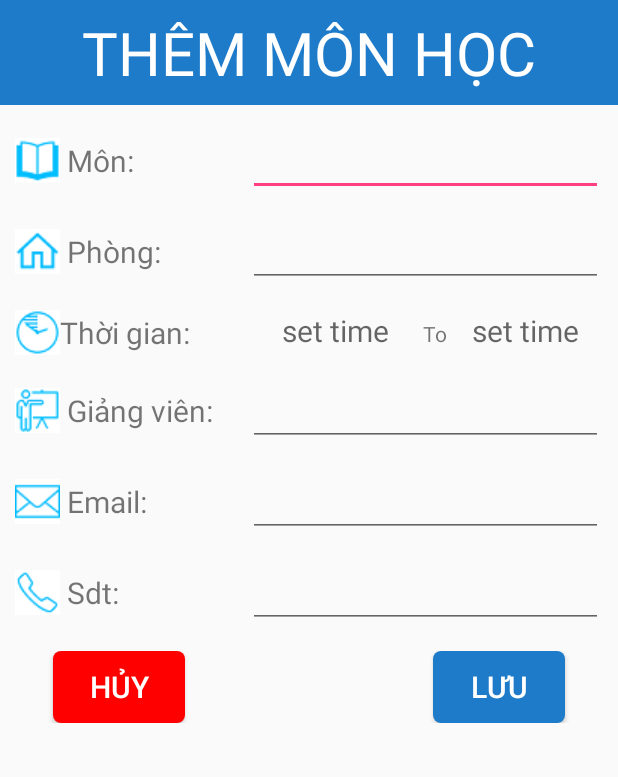
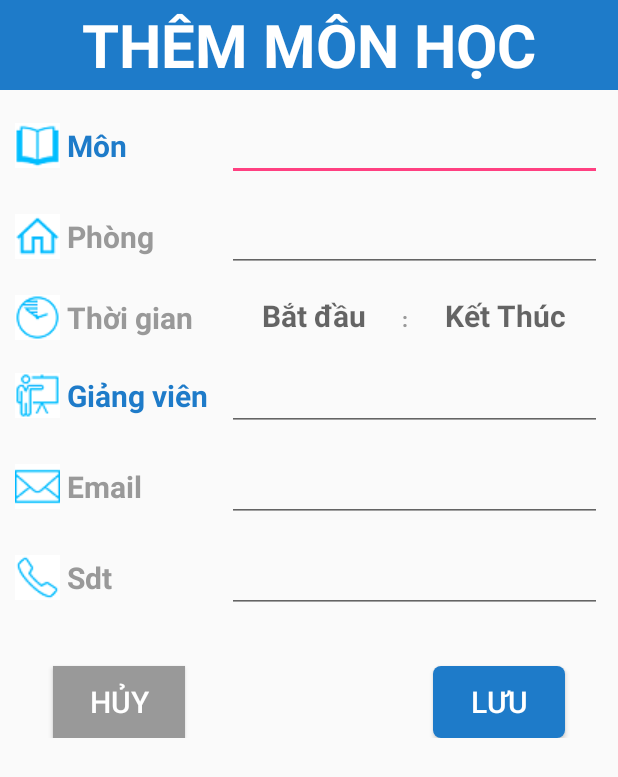
Before and after one commit to rocklee9/QuanLyThoiGianv2, an Android app: the AddActivity screen opened directly, with no data from a screen before it, on a phone screen of 412 x 824 dp. Shown: the top 777 px of the screen. Run offline under Robolectric (Android 15) with nearby library versions, the phone set to English and light mode, and no system bars.

Commit message:
-sua lai 1 chut addactivity

```diff
--- a/app/src/main/res/layout/activity_add.xml
+++ b/app/src/main/res/layout/activity_add.xml
@@ -7,12 +7,13 @@
     <TextView
         android:id="@+id/idTitle"
         android:layout_width="match_parent"
-        android:layout_height="70dp"
+        android:layout_height="60dp"
         android:background="#1e7bc9"
         android:gravity="center"
         android:text="THÊM MÔN HỌC"
+        android:textStyle="bold"
         android:textColor="#fff"
-        android:textSize="@dimen/text_size_title" />
+        android:textSize="40dp" />
 
     <TableLayout
         android:layout_width="match_parent"
@@ -29,9 +30,11 @@
             <TextView
                 android:layout_width="wrap_content"
                 android:layout_height="wrap_content"
-                android:text=" Môn:"
+                android:text=" Môn"
                 android:textSize="20sp"
                 android:gravity="center|start"
+                android:textStyle="bold"
+                android:textColor="@color/phuc_blue"
                 android:drawableLeft="@drawable/mon_hoc" />
 
             <EditText
@@ -49,9 +52,11 @@
             <TextView
                 android:layout_width="wrap_content"
                 android:layout_height="wrap_content"
-                android:text=" Phòng:"
+                android:text=" Phòng"
                 android:textSize="20sp"
                 android:gravity="center|left"
+                android:textStyle="bold"
+                android:textColor="#999999"
                 android:drawableLeft="@drawable/phong"/>
 
             <EditText
@@ -70,9 +75,11 @@
             <TextView
                 android:layout_width="wrap_content"
                 android:layout_height="wrap_content"
-                android:text="Thời gian:"
+                android:text=" Thời gian"
                 android:textSize="20sp"
                 android:gravity="center|left"
+                android:textColor="#999999"
+                android:textStyle="bold"
                 android:drawableLeft="@drawable/thoigian"/>
 
             <LinearLayout>
@@ -81,23 +88,30 @@
                     android:layout_width="wrap_content"
                     android:layout_height="wrap_content"
                     android:gravity="center"
-                    android:hint="set time"
+                    android:hint="Bắt đầu"
                     android:textSize="20sp"
-                    android:ems="5" />
+                    android:textStyle="bold"
+                    android:ems="5"
+                    android:textColor="#999999"/>
 
                 <TextView
                     android:id="@+id/textView4"
                     android:layout_width="wrap_content"
                     android:layout_height="wrap_content"
-                    android:text="To" />
+                    android:text=":"
+                    android:textStyle="bold"
+                    android:textColor="#999999"/>
 
                 <TextView
                     android:id="@+id/tvTime2"
                     android:layout_width="match_parent"
                     android:layout_height="wrap_content"
                     android:gravity="center"
-                    android:hint="set time"
-                    android:textSize="20sp"/>
+                    android:hint="Kết Thúc"
+                    android:textSize="20sp"
+                    android:textStyle="bold"
+                    android:textColor="#999999"
+                    android:ems="5"/>
             </LinearLayout>
 
         </TableRow>
@@ -110,10 +124,12 @@
             <TextView
                 android:layout_width="wrap_content"
                 android:layout_height="wrap_content"
-                android:text=" Giảng viên:"
+                android:text=" Giảng viên"
                 android:textSize="20sp"
                 android:gravity="center|left"
-                android:drawableLeft="@drawable/giang_vien"/>
+                android:drawableLeft="@drawable/giang_vien"
+                android:textStyle="bold"
+                android:textColor="@color/phuc_blue"/>
 
             <EditText
                 android:id="@+id/edtGV"
@@ -130,10 +146,12 @@
             <TextView
                 android:layout_width="wrap_content"
                 android:layout_height="wrap_content"
-                android:text=" Email:"
+                android:text=" Email"
                 android:textSize="20sp"
                 android:gravity="center|left"
-                android:drawableLeft="@drawable/email"/>
+                android:drawableLeft="@drawable/email"
+                android:textColor="#999999"
+                android:textStyle="bold"/>
 
             <EditText
                 android:id="@+id/edtEmail"
@@ -150,10 +168,12 @@
             <TextView
                 android:layout_width="wrap_content"
                 android:layout_height="wrap_content"
-                android:text=" Sdt:"
+                android:text=" Sdt"
                 android:textSize="20sp"
                 android:gravity="center|left"
-                android:drawableLeft="@drawable/sdt"/>
+                android:drawableLeft="@drawable/sdt"
+                android:textStyle="bold"
+                android:textColor="#999999"/>
 
             <EditText
                 android:id="@+id/edtSDT"
@@ -177,17 +197,19 @@
                 android:textSize="20sp"
                 android:layout_alignParentEnd="true"
                 android:layout_alignParentRight="true"
-                android:layout_marginRight="@dimen/edt_margin_right"/>
+                android:layout_marginRight="@dimen/edt_margin_right"
+                android:layout_marginTop="20dp"/>
 
             <Button
                 android:id="@+id/btnCancel"
                 android:layout_width="wrap_content"
                 android:layout_height="wrap_content"
-                android:background="@drawable/corner_btn_xoa"
+                android:background="#999999"
                 android:text="Hủy"
                 android:textColor="@color/white"
                 android:textSize="20sp"
-                android:layout_marginLeft="@dimen/edt_margin_left"/>
+                android:layout_marginLeft="@dimen/edt_margin_left"
+                android:layout_marginTop="20dp"/>
         </RelativeLayout>
 
 
```
